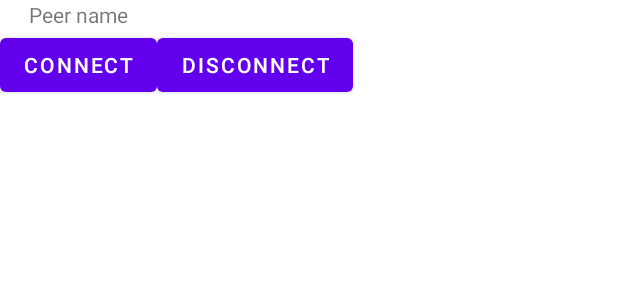
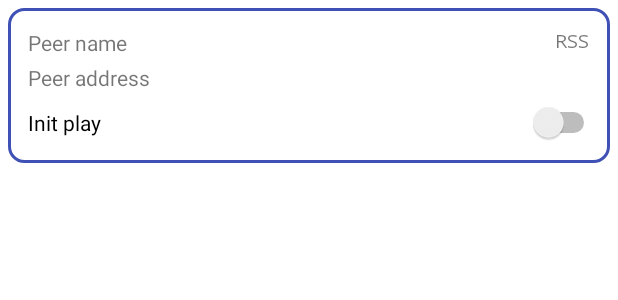
Before and after one commit to idei/BTTimeServer, an Android app: the layout fragment_peer.xml on its own in the app's theme, with its tools: preview values and no code run, on a phone screen of 412 x 824 dp. Shown: the top 300 px of the screen. Run offline under Robolectric (Android 15) with nearby library versions, the phone set to English and light mode, and no system bars.

```diff
--- /dev/null
+++ b/app/src/main/res/drawable/rounded_red_border.xml
@@ -0,0 +1,14 @@
+<?xml version="1.0" encoding="utf-8"?>
+<shape xmlns:android="http://schemas.android.com/apk/res/android"
+    android:shape="rectangle">
+    <stroke
+        android:width="2dp"
+        android:color="#3F51B5" />
+    <corners android:radius="10dp" />
+    <padding
+        android:left="10dp"
+        android:top="10dp"
+        android:right="10dp"
+        android:bottom="10dp"    >
+    </padding>
+</shape>
--- a/app/src/main/res/layout/fragment_peer.xml
+++ b/app/src/main/res/layout/fragment_peer.xml
@@ -3,36 +3,61 @@
     xmlns:tools="http://schemas.android.com/tools"
     android:layout_width="match_parent"
     android:layout_height="wrap_content"
+    android:layout_margin="5dp"
+    android:background="@drawable/rounded_red_border"
+    android:stretchColumns="0"
     tools:context=".PeerFragment">
 
     <TableRow
         android:layout_width="206dp"
-        android:layout_height="73dp">
+        android:layout_height="73dp"
+        android:layout_margin="3dp">
 
         <TextView
             android:id="@+id/peer_name"
             android:layout_width="match_parent"
             android:layout_height="match_parent"
+            android:layout_gravity="left"
             android:gravity="center|top|center_vertical|fill_vertical"
             android:text="@string/peer_name" />
+
+        <TextView
+            android:id="@+id/peer_rssi"
+            android:layout_width="100dp"
+            android:layout_height="wrap_content"
+            android:fontFamily="monospace"
+            android:gravity="right"
+            android:text="@string/peer_rssi"
+            android:textAppearance="@style/TextAppearance.AppCompat.Small"
+            android:textSize="12sp" />
 
     </TableRow>
 
     <TableRow
         android:layout_width="match_parent"
-        android:layout_height="match_parent" >
+        android:layout_height="match_parent"
+        android:layout_margin="3dp">
 
-        <Button
-            android:id="@+id/connect_button"
-            android:layout_width="match_parent"
-            android:layout_height="wrap_content"
-            android:text="@string/connect_button" />
-
-        <Button
-            android:id="@+id/disconnect_button"
+        <TextView
+            android:id="@+id/peer_address"
             android:layout_width="wrap_content"
             android:layout_height="wrap_content"
-            android:text="@string/disconnect_button" />
+            android:layout_span="2"
+            android:text="@string/peer_address" />
+    </TableRow>
+
+    <TableRow
+        android:layout_width="match_parent"
+        android:layout_height="match_parent"
+        android:layout_margin="3dp">
+
+        <Switch
+            android:id="@+id/switch_play"
+            android:layout_width="wrap_content"
+            android:layout_height="wrap_content"
+            android:layout_span="2"
+            android:text="@string/switch_play" />
+
     </TableRow>
 
 </TableLayout>
--- a/app/src/main/res/values/strings.xml
+++ b/app/src/main/res/values/strings.xml
@@ -17,4 +17,7 @@
     <string name="location_permission_granted">Location permissions already granted</string>
     <string name="my_user_name">User name</string>
     <string name="user_prefix">Jugador %d</string>
+    <string name="peer_rssi">RSSI</string>
+    <string name="peer_address">Peer address</string>
+    <string name="switch_play">Init play</string>
 </resources>
```
Also changed, not shown: app/src/main/java/edu/unsj/idei/btletimeserver/NearestPeersActivity.java (+97 -61 lines), app/src/main/java/edu/unsj/idei/btletimeserver/NearestScanner.java (added, +163 -0 lines), app/src/main/java/edu/unsj/idei/btletimeserver/PeerFragment.java (+40 -16 lines), 1 other file.
